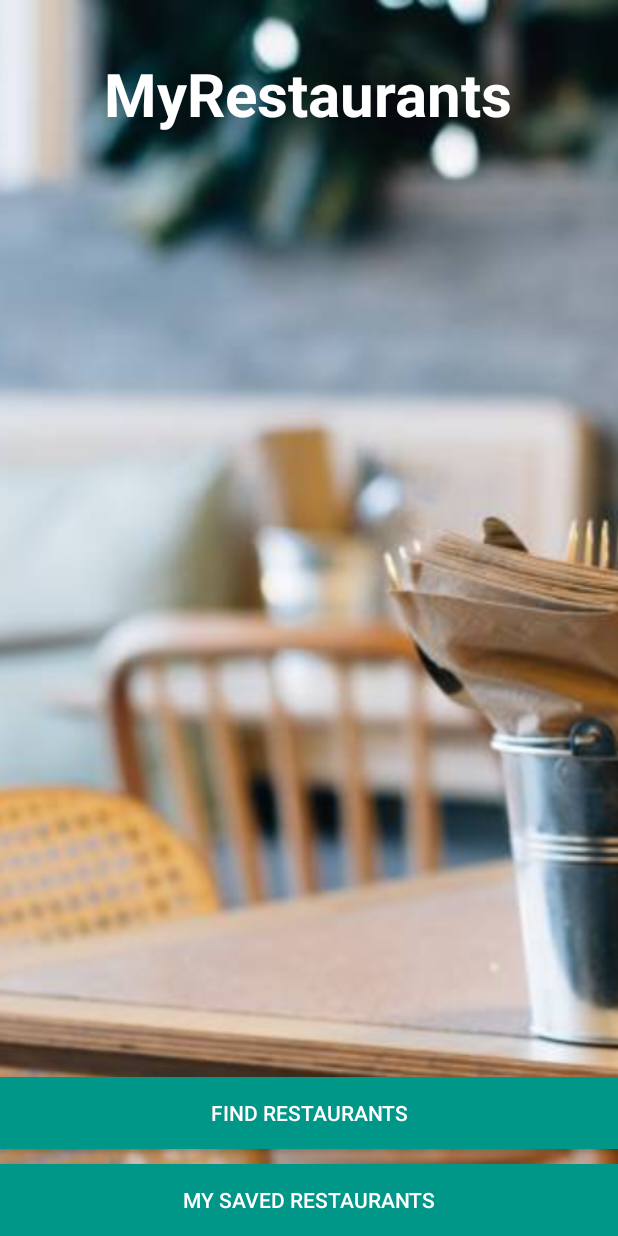
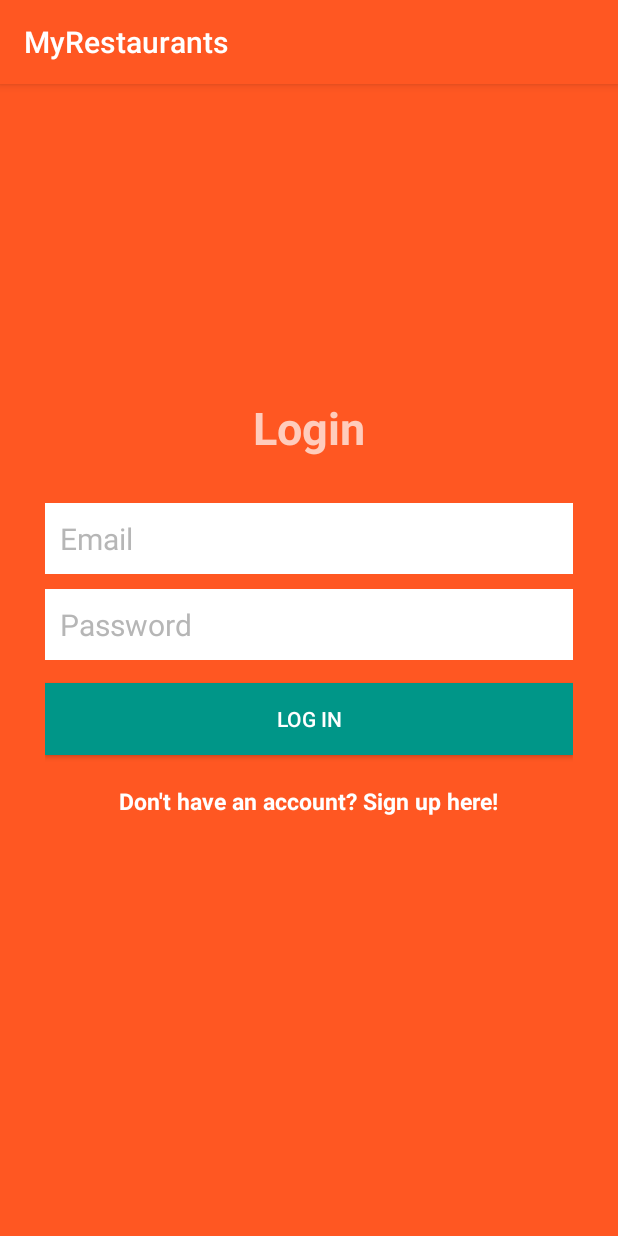
Before and after one commit to ashmortar/myRestaurants-androidStudio3, an Android app: the screen it shows after launch (MainActivity before the commit, LoginActivity after it), on a phone screen of 412 x 824 dp. Run offline under Robolectric (Android 15) with nearby library versions, the phone set to English and light mode, and no system bars; our stand-ins replace ButterKnife.

Commit message:
add lesson content through registering accounts. Includes auth verification through firebase, validating user input, progress dialog while communicating with firebase auth service and personilzed welcome message to main activit using displayname set during user creation. Known bug that the first time the user goes to MainActivity from createAccountActivity displayname is registered as null, if you navigate back to the main activity a second time it is present

```diff
--- a/app/build.gradle
+++ b/app/build.gradle
@@ -73,6 +73,9 @@ dependencies {
     annotationProcessor 'org.parceler:parceler:1.1.6'
     compile 'com.google.firebase:firebase-database:12.0.0'
     implementation 'com.firebaseui:firebase-ui-database:0.4.1'
+    compile 'com.google.firebase:firebase-auth:12.0.0'
 }
 
+
+
 apply plugin: 'com.google.gms.google-services'
--- /dev/null
+++ b/app/src/main/java/com/example/guest/myrestaurants/ui/LoginActivity.java
@@ -0,0 +1,35 @@
+package com.example.guest.myrestaurants.ui;
+
+import android.content.Intent;
+import android.support.v7.app.AppCompatActivity;
+import android.os.Bundle;
+import android.view.View;
+import android.widget.TextView;
+
+import com.example.guest.myrestaurants.R;
+
+import butterknife.BindView;
+import butterknife.ButterKnife;
+
+public class LoginActivity extends AppCompatActivity implements View.OnClickListener {
+
+    @BindView(R.id.registerTextView)
+    TextView mRegisterTextView;
+    @Override
+    protected void onCreate(Bundle savedInstanceState) {
+        super.onCreate(savedInstanceState);
+        setContentView(R.layout.activity_login);
+
+        ButterKnife.bind(this);
+        mRegisterTextView.setOnClickListener(this);
+    }
+
+    @Override
+    public void onClick(View view) {
+        if (view == mRegisterTextView) {
+            Intent intent = new Intent(LoginActivity.this, CreateAccountActivity.class);
+            startActivity(intent);
+            finish();
+        }
+    }
+}
--- /dev/null
+++ b/app/src/main/res/layout/activity_login.xml
@@ -0,0 +1,80 @@
+<?xml version="1.0" encoding="utf-8"?>
+<RelativeLayout
+    xmlns:android="http://schemas.android.com/apk/res/android"
+    xmlns:tools="http://schemas.android.com/tools"
+    android:layout_width="match_parent"
+    android:layout_height="match_parent"
+    tools:context="com.example.guest.myrestaurants.ui.CreateAccountActivity"
+    android:background="@color/colorPrimary">
+
+    <LinearLayout
+        android:orientation="vertical"
+        android:layout_width="match_parent"
+        android:layout_height="wrap_content"
+        android:padding="30dp"
+        android:layout_centerVertical="true"
+        android:layout_centerHorizontal="true"
+        android:id="@+id/linearLayout">
+
+        <EditText
+            android:id="@+id/emailEditText"
+            android:layout_width="match_parent"
+            android:layout_height="wrap_content"
+            android:background="@android:color/white"
+            android:hint="Email"
+            android:inputType="textEmailAddress"
+            android:nextFocusDown="@+id/passwordEditText"
+            android:padding="10dp"
+            android:layout_marginBottom="10dp"
+            android:textColor="@android:color/black"
+            android:textColorHint="@color/colorDivider"
+            android:textSize="20sp" />
+
+        <EditText
+            android:id="@+id/passwordEditText"
+            android:layout_width="match_parent"
+            android:layout_height="wrap_content"
+            android:background="@android:color/white"
+            android:hint="Password"
+            android:inputType="textPassword"
+            android:nextFocusDown="@+id/passwordEditText"
+            android:padding="10dp"
+            android:textColor="@android:color/black"
+            android:textColorHint="@color/colorDivider"
+            android:textSize="20sp" />
+
+
+        <Button
+            android:id="@+id/passwordLoginButton"
+            android:layout_width="match_parent"
+            android:layout_height="wrap_content"
+            android:padding="10dp"
+            android:text="Log in"
+            android:background="@color/colorAccent"
+            android:layout_marginTop="15dp"
+            android:textColor="@color/colorTextIcons" />
+
+        <TextView
+            android:layout_width="wrap_content"
+            android:layout_height="wrap_content"
+            android:layout_marginTop="20dp"
+            android:textColor="@color/colorTextIcons"
+            android:textStyle="bold"
+            android:textSize="15sp"
+            android:text="Don't have an account? Sign up here!"
+            android:id="@+id/registerTextView"
+            android:layout_gravity="center_horizontal" />
+
+    </LinearLayout>
+
+    <TextView
+        android:layout_width="wrap_content"
+        android:layout_height="wrap_content"
+        android:text="Login"
+        android:textColor="@color/colorPrimaryLight"
+        android:textSize="30dp"
+        android:textStyle="bold"
+        android:layout_above="@+id/linearLayout"
+        android:layout_centerHorizontal="true" />
+
+</RelativeLayout>
```
Also changed, not shown: app/src/main/AndroidManifest.xml (+10 -7 lines), app/src/main/java/com/example/guest/myrestaurants/ui/CreateAccountActivity.java (added, +180 -0 lines), app/src/main/java/com/example/guest/myrestaurants/ui/MainActivity.java (+62 -1 lines), app/src/main/res/layout/activity_create_account.xml (added, +108 -0 lines), app/src/main/res/menu/menu_main.xml (added, +10 -0 lines).
